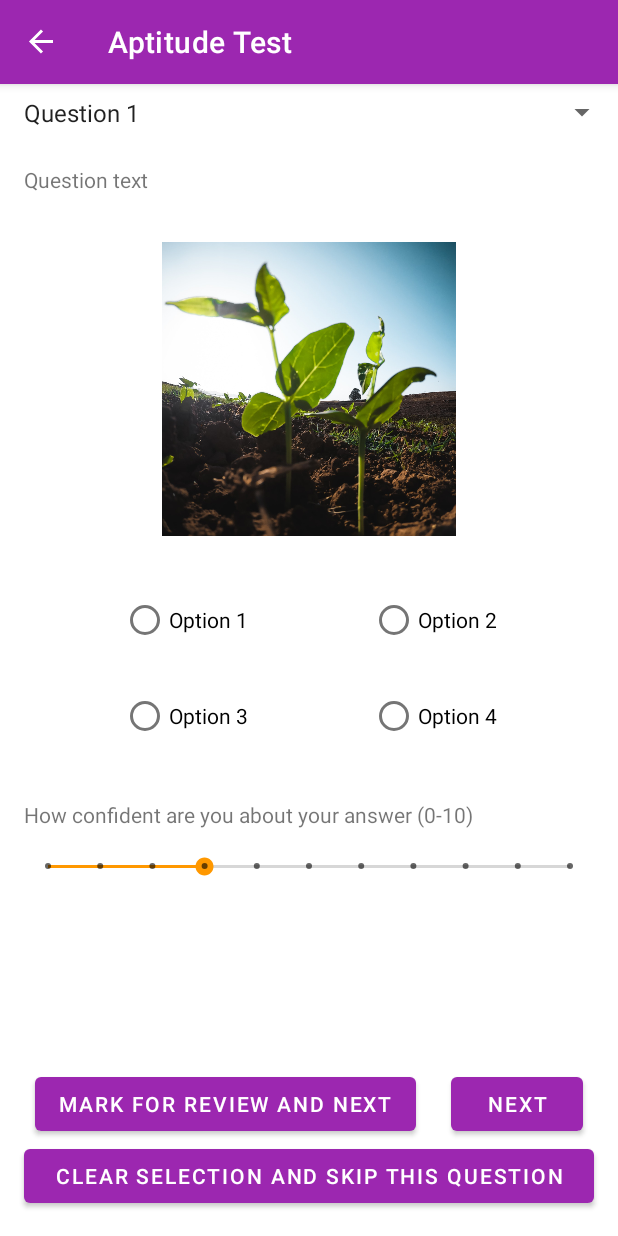
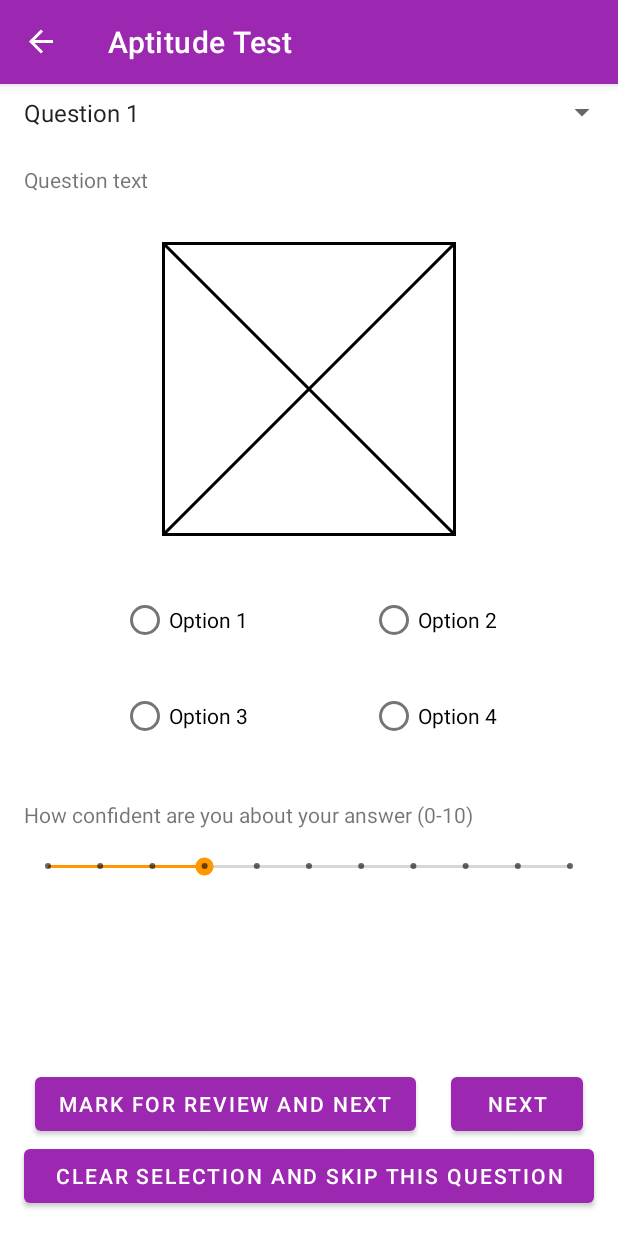
Before and after one commit to mubashir-chandle/csr, an Android app: the AptitudeTestFragment screen opened through its navigation route, on a phone screen of 412 x 824 dp. Run offline under Robolectric (Android 15) with nearby library versions, the phone set to English and light mode, and no system bars; our stand-ins replace Room's generated code, navigation-ui.

Commit message:
Changed placeholder images.

```diff
--- a/app/src/main/res/layout/fragment_aptitude_test.xml
+++ b/app/src/main/res/layout/fragment_aptitude_test.xml
@@ -39,8 +39,8 @@
             android:layout_width="196dp"
             android:layout_height="196dp"
             android:layout_marginTop="32dp"
-            android:scaleType="centerCrop"
-            android:src="@mipmap/placeholder"
+            android:scaleType="fitXY"
+            android:src="@mipmap/no_image"
             app:layout_constraintEnd_toEndOf="parent"
             app:layout_constraintStart_toStartOf="parent"
             app:layout_constraintTop_toBottomOf="@+id/textView" />
--- a/app/src/main/res/layout/list_item_stream.xml
+++ b/app/src/main/res/layout/list_item_stream.xml
@@ -17,7 +17,8 @@
             android:scaleType="centerCrop"
             app:layout_constraintEnd_toEndOf="parent"
             app:layout_constraintStart_toStartOf="parent"
-            app:layout_constraintTop_toTopOf="parent" />
+            app:layout_constraintTop_toTopOf="parent"
+            tools:srcCompat="@mipmap/placeholder" />
 
         <TextView
             android:id="@+id/streamTitle"
```
Also changed, not shown: app/src/main/res/mipmap/no_image.png (added), app/src/main/res/mipmap/placeholder.jpg.
